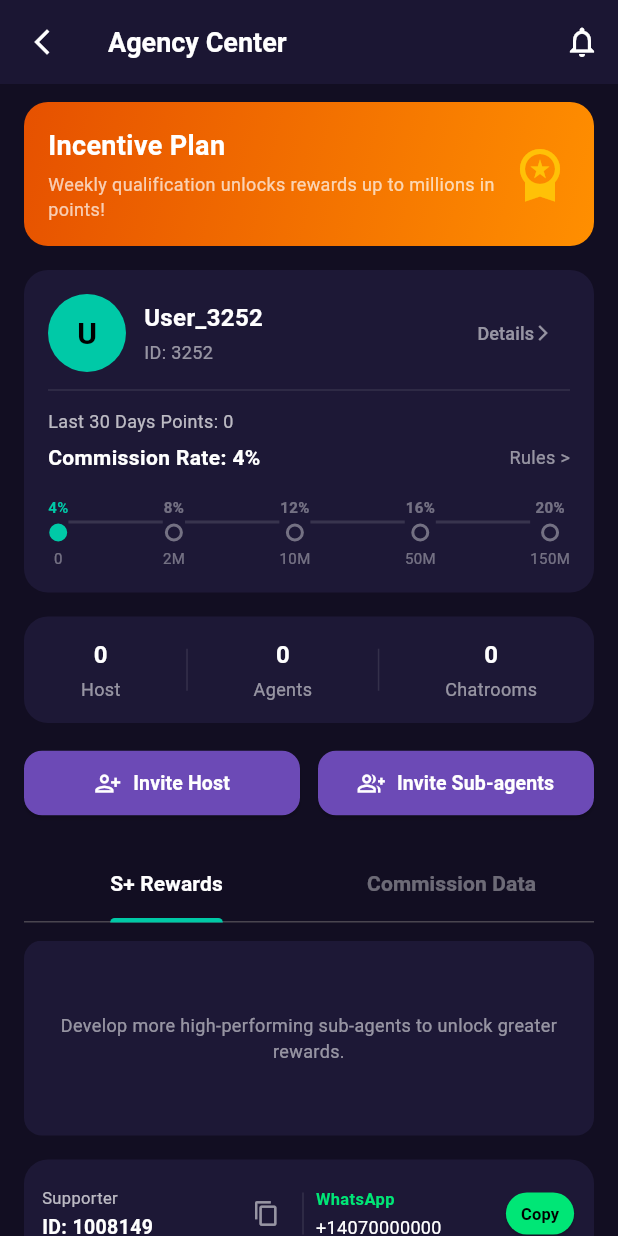
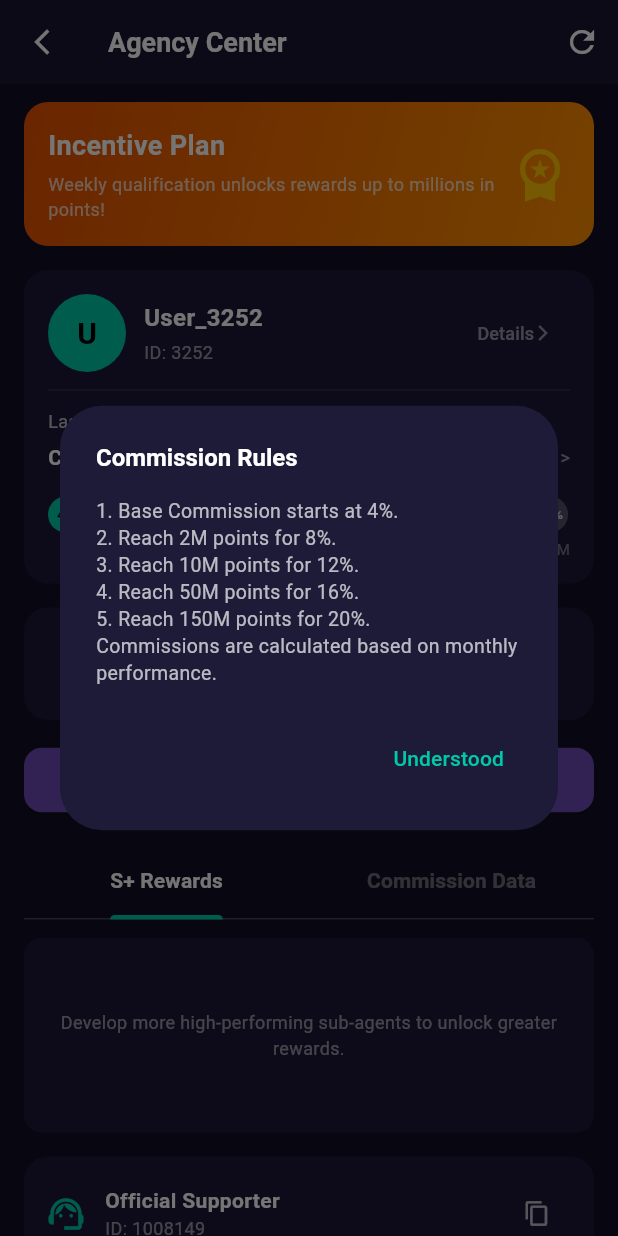
Before and after one commit to mmame6036-cpu/Voice-app, a Flutter app: the AgencyScreen screen opened directly, after a tap on "Details", on a phone screen of 412 x 824 dp. Run offline on Flutter 3.47's test engine with Material 3 defaults, Android fonts, the phone set to English and light mode, and no system bars; our stand-ins replace image_picker, permission_handler, socket_io_client; missing offline and left inert: agora_rtc_engine; network calls fail.

Commit message:
Update agency_screen.dart

```diff
--- a/lib/agency_screen.dart
+++ b/lib/agency_screen.dart
@@ -1,5 +1,7 @@
+import 'dart:convert';
 import 'package:flutter/material.dart';
 import 'package:flutter/services.dart';
+import 'package:http/http.dart' as http;
 import 'services/user_service.dart';
 
 class AgencyScreen extends StatefulWidget {
@@ -13,12 +15,13 @@ class _AgencyScreenState extends State<AgencyScreen> with SingleTickerProviderSt
   final UserService _user = UserService();
   late TabController _tabController;
 
-  // Agency data states
-  final int _last30DaysPoints = 0;
-  final int _commissionRate = 4; // Starts from 4%
-  final int _hostCount = 0;
-  final int _agentsCount = 0;
-  final int _chatroomsCount = 0;
+  bool _isLoading = true;
+  String _agencyId = '';
+  int _last30DaysPoints = 0;
+  int _commissionRate = 4;
+  int _hostCount = 0;
+  int _agentsCount = 0;
+  int _chatroomsCount = 0;
 
   final String _supporterId = '1008149';
   final String _supporterWhatsapp = '+14070000000';
@@ -27,12 +30,40 @@ class _AgencyScreenState extends State<AgencyScreen> with SingleTickerProviderSt
   void initState() {
     super.initState();
     _tabController = TabController(length: 2, vsync: this);
+    _fetchDashboardData();
   }
 
   @override
   void dispose() {
     _tabController.dispose();
     super.dispose();
+  }
+
+  Future<void> _fetchDashboardData() async {
+    setState(() => _isLoading = true);
+    try {
+      final url = UserService.serverUrl + '/api/agency/dashboard?ownerId=' + _user.userId;
+      final res = await http.get(Uri.parse(url));
+      final data = jsonDecode(res.body);
+
+      if (data['success'] == true) {
+        final agency = data['agency'];
+        final hosts = data['hosts'] ?? [];
+
+        setState(() {
+          _agencyId = agency['agencyId'] ?? '';
+          _commissionRate = agency['commissionRate'] ?? 4;
+          _last30DaysPoints = agency['totalEarnings'] ?? 0;
+          _hostCount = hosts.length;
+          _isLoading = false;
+        });
+        return;
+      }
+    } catch (_) {}
+
+    if (mounted) {
+      setState(() => _isLoading = false);
+    }
   }
 
   void _copyToClipboard(String text, String label) {
@@ -82,17 +113,19 @@ class _AgencyScreenState extends State<AgencyScreen> with SingleTickerProviderSt
         ),
         actions: [
           IconButton(
-            icon: const Icon(Icons.notifications_none, color: Colors.white),
-            onPressed: () {},
+            icon: const Icon(Icons.refresh, color: Colors.white),
+            onPressed: _fetchDashboardData,
           ),
         ],
       ),
-      body: SingleChildScrollView(
+      body: _isLoading
+          ? const Center(child: CircularProgressIndicator(color: Color(0xFF00C9A7)))
+          : SingleChildScrollView(
+
 padding: const EdgeInsets.symmetric(horizontal: 16, vertical: 12),
               child: Column(
                 crossAxisAlignment: CrossAxisAlignment.start,
                 children: [
-            // Incentive Banner
                   Container(
                     padding: const EdgeInsets.all(16),
                     decoration: BoxDecoration(
@@ -112,7 +145,6 @@ class _AgencyScreenState extends State<AgencyScreen> with SingleTickerProviderSt
                               Text(
                                 'Incentive Plan',
                                 style: TextStyle(color: Colors.white, fontWeight: FontWeight.bold, fontSize: 18),
-
                               ),
                               SizedBox(height: 4),
                               Text(
@@ -127,8 +159,6 @@ class _AgencyScreenState extends State<AgencyScreen> with SingleTickerProviderSt
                     ),
                   ),
                   const SizedBox(height: 16),
-
-            // Profile Card & Commission Progress
                   Container(
                     padding: const EdgeInsets.all(16),
                     decoration: BoxDecoration(
@@ -154,11 +184,23 @@ class _AgencyScreenState extends State<AgencyScreen> with SingleTickerProviderSt
                                 Text(_user.userName, style: const TextStyle(color: Colors.white, fontWeight: FontWeight.bold, fontSize: 16)),
                                 const SizedBox(height: 3),
                                 Text('ID: ${_user.userId}', style: const TextStyle(color: Colors.white54, fontSize: 12)),
+                                if (_agencyId.isNotEmpty)
+                                  GestureDetector(
+                                    onTap: () => _copyToClipboard(_agencyId, 'Agency ID'),
+                                    child: Row(
+                                      children: [
+                                        Text('Agency: $_agencyId', style: const TextStyle(color: Color(0xFF00C9A7), fontSize: 12)),
+                                        const SizedBox(width: 4),
+                                        const Icon(Icons.copy, size: 12, color: Color(0xFF00C9A7)),
+                                      ],
+
+),
+                                  ),
                               ],
                             ),
                             const Spacer(),
                             TextButton(
-                        onPressed: () {},
+                              onPressed: _showRulesDialog,
                               child: const Row(
                                 children: [
                                   Text('Details', style: TextStyle(color: Colors.white54, fontSize: 12)),
@@ -186,29 +228,24 @@ class _AgencyScreenState extends State<AgencyScreen> with SingleTickerProviderSt
                           ],
                         ),
                         const SizedBox(height: 16),
-
-                  // Adjusted Milestones (One zero reduced: 0, 2M, 10M, 50M, 150M)
                         Row(
                           mainAxisAlignment: MainAxisAlignment.spaceBetween,
                           children: [
-                      _buildMilestoneNode('4%', '0', true),
-                      _buildMilestoneLine(),
-                      _buildMilestoneNode('8%', '2M', false),
-                      _buildMilestoneLine(),
-                      _buildMilestoneNode('12%', '10M', false),
-
-_buildMilestoneLine(),
-                      _buildMilestoneNode('16%', '50M', false),
-                      _buildMilestoneLine(),
-                      _buildMilestoneNode('20%', '150M', false),
+                            _buildMilestoneNode('4%', '0', _last30DaysPoints >= 0),
+                            _buildMilestoneLine(_last30DaysPoints >= 2000000),
+                            _buildMilestoneNode('8%', '2M', _last30DaysPoints >= 2000000),
+                            _buildMilestoneLine(_last30DaysPoints >= 10000000),
+                            _buildMilestoneNode('12%', '10M', _last30DaysPoints >= 10000000),
+                            _buildMilestoneLine(_last30DaysPoints >= 50000000),
+                            _buildMilestoneNode('16%', '50M', _last30DaysPoints >= 50000000),
+                            _buildMilestoneLine(_last30DaysPoints >= 150000000),
+                            _buildMilestoneNode('20%', '150M', _last30DaysPoints >= 150000000),
                           ],
                         ),
                       ],
                     ),
                   ),
                   const SizedBox(height: 16),
-
-            // Statistics Row (Hosts, Agents, Chatrooms)
                   Container(
                     padding: const EdgeInsets.symmetric(vertical: 14, horizontal: 16),
                     decoration: BoxDecoration(
@@ -227,10 +264,9 @@ _buildMilestoneLine(),
                     ),
                   ),
                   const SizedBox(height: 16),
-
-            // Invitation Action Buttons
                   Row(
                     children: [
+
 Expanded(
                         child: ElevatedButton.icon(
                           style: ElevatedButton.styleFrom(
@@ -238,7 +274,11 @@ _buildMilestoneLine(),
                             shape: RoundedRectangleBorder(borderRadius: BorderRadius.circular(12)),
                             padding: const EdgeInsets.symmetric(vertical: 12),
                           ),
-                    onPressed: () {},
+                          onPressed: () {
+                            if (_agencyId.isNotEmpty) {
+                              _copyToClipboard(_agencyId, 'Agency ID');
+                            }
+                          },
                           icon: const Icon(Icons.person_add_alt, size: 18, color: Colors.white),
                           label: const Text('Invite Host', style: TextStyle(color: Colors.white, fontWeight: FontWeight.bold, fontSize: 13)),
                         ),
@@ -251,7 +291,11 @@ _buildMilestoneLine(),
                             shape: RoundedRectangleBorder(borderRadius: BorderRadius.circular(12)),
                             padding: const EdgeInsets.symmetric(vertical: 12),
                           ),
-                    onPressed: () {},
+                          onPressed: () {
+                            if (_agencyId.isNotEmpty) {
+                              _copyToClipboard(_agencyId, 'Agency ID');
+                            }
+                          },
                           icon: const Icon(Icons.group_add_outlined, size: 18, color: Colors.white),
                           label: const Text('Invite Sub-agents', style: TextStyle(color: Colors.white, fontWeight: FontWeight.bold, fontSize: 13)),
                         ),
@@ -259,8 +303,6 @@ _buildMilestoneLine(),
                     ],
                   ),
                   const SizedBox(height: 20),
-
-            // Sub Tab Bar (S+ Rewards & Commission Data)
                   TabBar(
                     controller: _tabController,
                     labelColor: Colors.white,
@@ -274,7 +316,6 @@ _buildMilestoneLine(),
                     ],
                   ),
                   const SizedBox(height: 12),
-
                   SizedBox(
                     height: 130,
                     child: TabBarView(
@@ -286,52 +327,28 @@ _buildMilestoneLine(),
                     ),
                   ),
                   const SizedBox(height: 16),
-
-            // Supporter Contact Section
                   Container(
-              padding: const EdgeInsets.all(12),
-
+                    padding: const EdgeInsets.all(14),
                     decoration: BoxDecoration(
                       color: const Color(0xFF1D1836),
                       borderRadius: BorderRadius.circular(16),
                     ),
                     child: Row(
                       children: [
-                  Expanded(
-                    child: Column(
+                        const Icon(Icons.support_agent, color: Color(0xFF00C9A7), size: 28),
+                        const SizedBox(width: 12),
+                        Column(
                           crossAxisAlignment: CrossAxisAlignment.start,
                           children: [
-                        const Text('Supporter', style: TextStyle(color: Colors.white70, fontSize: 11)),
-                        const SizedBox(height: 2),
-                        Text('ID: $_supporterId', style: const TextStyle(color: Colors.white, fontWeight: FontWeight.bold, fontSize: 13)),
+                            const Text('Official Supporter', style: TextStyle(color: Colors.white, fontWeight: FontWeight.bold, fontSize: 14)),
+                            Text('ID: $_supporterId', style: const TextStyle(color: Colors.white54, fontSize: 12)),
+
 ],
                         ),
-                  ),
+                        const Spacer(),
                         IconButton(
-                    icon: const Icon(Icons.copy, size: 18, color: Colors.white54),
-                    onPressed: () => _copyToClipboard(_supporterId, 'Supporter ID'),
-                  ),
-                  Container(width: 1, height: 28, color: Colors.white10),
-                  const SizedBox(width: 8),
-                  Expanded(
-                    child: Column(
-                      crossAxisAlignment: CrossAxisAlignment.start,
-                      children: [
-                        const Text('WhatsApp', style: TextStyle(color: Color(0xFF00E676), fontSize: 11, fontWeight: FontWeight.bold)),
-                        const SizedBox(height: 2),
-                        Text(_supporterWhatsapp, style: const TextStyle(color: Colors.white, fontSize: 12)),
-                      ],
-                    ),
-                  ),
-                  ElevatedButton(
-                    style: ElevatedButton.styleFrom(
-                      backgroundColor: const Color(0xFF00E676),
-                      shape: RoundedRectangleBorder(borderRadius: BorderRadius.circular(16)),
-                      padding: const EdgeInsets.symmetric(horizontal: 10, vertical: 6),
-                      minimumSize: Size.zero,
-                    ),
-                    onPressed: () => _copyToClipboard(_supporterWhatsapp, 'WhatsApp number'),
-                    child: const Text('Copy', style: TextStyle(color: Colors.black, fontWeight: FontWeight.bold, fontSize: 11)),
+                          icon: const Icon(Icons.copy, color: Colors.white70, size: 18),
+                          onPressed: () => _copyToClipboard(_supporterWhatsapp, 'Supporter WhatsApp'),
                         ),
                       ],
                     ),
@@ -343,32 +360,39 @@ decoration: BoxDecoration(
     );
   }
 
-  Widget _buildMilestoneNode(String percent, String target, bool reached) {
+  Widget _buildMilestoneNode(String rate, String target, bool isAchieved) {
     return Column(
       children: [
-        Text(percent, style: TextStyle(fontSize: 10, color: reached ? const Color(0xFF00C9A7) : Colors.white38, fontWeight: FontWeight.bold)),
-        const SizedBox(height: 4),
-        Container(
-          width: 12,
-          height: 12,
-          decoration: BoxDecoration(
-            shape: BoxShape.circle,
-            color: reached ? const Color(0xFF00C9A7) : Colors.transparent,
-            border: Border.all(color: reached ? const Color(0xFF00C9A7) : Colors.white38, width: 2),
+        CircleAvatar(
+          radius: 12,
+          backgroundColor: isAchieved ? const Color(0xFF00C9A7) : Colors.white24,
+          child: Text(
+            rate,
+            style: TextStyle(
+              color: isAchieved ? Colors.black : Colors.white70,
+              fontSize: 9,
+              fontWeight: FontWeight.bold,
+            ),
           ),
         ),
         const SizedBox(height: 4),
-        Text(target, style: const TextStyle(fontSize: 10, color: Colors.white38)),
+        Text(
+          target,
+          style: TextStyle(
+            color: isAchieved ? const Color(0xFF00C9A7) : Colors.white38,
+            fontSize: 10,
+          ),
+        ),
       ],
     );
   }
 
-  Widget _buildMilestoneLine() {
+  Widget _buildMilestoneLine([bool isAchieved = false]) {
     return Expanded(
       child: Container(
         height: 2,
-        color: Colors.white12,
-        margin: const EdgeInsets.only(bottom: 14),
+        color: isAchieved ? const Color(0xFF00C9A7) : Colors.white12,
+        margin: const EdgeInsets.only(bottom: 16),
       ),
     );
   }
@@ -376,9 +400,9 @@ decoration: BoxDecoration(
   Widget _buildStatItem(String label, String value) {
     return Column(
       children: [
-        Text(value, style: const TextStyle(fontSize: 16, fontWeight: FontWeight.bold, color: Colors.white)),
-        const SizedBox(height: 3),
-        Text(label, style: const TextStyle(fontSize: 12, color: Colors.white54)),
+        Text(value, style: const TextStyle(color: Colors.white, fontSize: 18, fontWeight: FontWeight.bold)),
+        const SizedBox(height: 4),
+        Text(label, style: const TextStyle(color: Colors.white54, fontSize: 12)),
       ],
     );
   }
@@ -387,7 +411,6 @@ decoration: BoxDecoration(
     return Container(
       padding: const EdgeInsets.all(12),
       decoration: BoxDecoration(
-
         color: const Color(0xFF1D1836),
         borderRadius: BorderRadius.circular(12),
       ),
```
Lines whose indentation alone changed are shown as unchanged.
